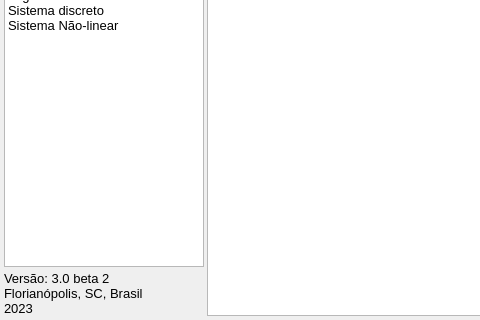
Old version of the form HelpWindow.ui in the repository miguelmoreto/labcontrole; both pictures show x 0 to 480 and y 130 to 450 of the 700 by 450 pixel window.
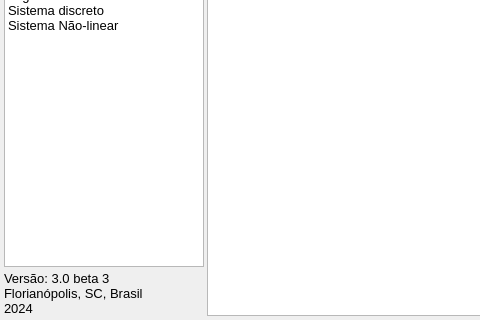
New version of the form. Icons and pictures are not drawn.

```diff
--- a/HelpWindow.ui
+++ b/HelpWindow.ui
@@ -140,9 +140,9 @@
      <item>
       <widget class="QLabel" name="label_2">
        <property name="text">
-        <string>Versão: 3.0 beta 2
+        <string>Versão: 3.0 beta 3
 Florianópolis, SC, Brasil
-2023</string>
+2024</string>
        </property>
       </widget>
      </item>
```
